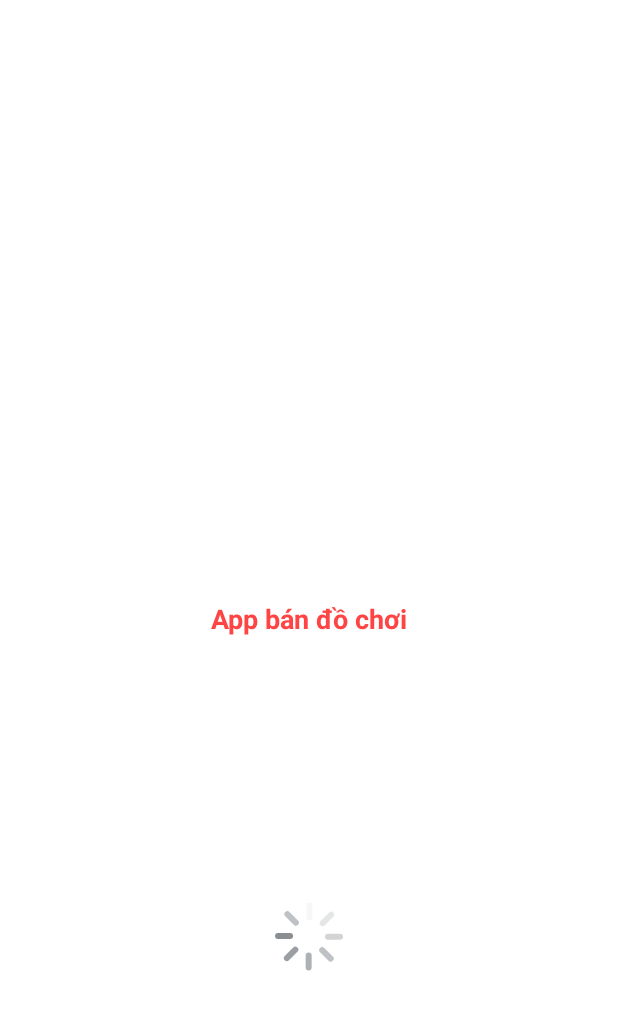
After one commit to Nguyenvsang/AppBanDoChoi, an Android app: the SplashActivity screen opened directly, with no data from a screen before it, on a phone screen of 412 x 824 dp. The commit adds this screen. Shown: the top 1010 px of the screen. Run offline under Robolectric (Android 15) with nearby library versions, the phone set to English and light mode, and no system bars; 1 statement that could not run was skipped.

Commit message:
cập nhật màn hình loading xong
Hoàn thành

```diff
--- a/app/build.gradle
+++ b/app/build.gradle
@@ -38,4 +38,6 @@ dependencies {
     androidTestImplementation 'androidx.test.espresso:espresso-core:3.5.1'
     // glider
     implementation 'com.github.bumptech.glide:glide:4.15.1'
+    // lottie
+    implementation 'com.airbnb.android:lottie:6.0.0'
 }
--- a/app/src/main/AndroidManifest.xml
+++ b/app/src/main/AndroidManifest.xml
@@ -2,7 +2,7 @@
 <manifest xmlns:android="http://schemas.android.com/apk/res/android"
     xmlns:tools="http://schemas.android.com/tools">
 
-    <uses-permission android:name="android.permission.INTERNET"/>
+    <uses-permission android:name="android.permission.INTERNET" />
 
     <application
         android:allowBackup="true"
@@ -14,14 +14,19 @@
         android:theme="@style/Theme.AppBanDoChoi"
         tools:targetApi="31">
         <activity
-            android:name=".MainActivity"
-            android:exported="true">
+            android:name=".activity.SplashActivity"
+            android:exported="true" >
             <intent-filter>
                 <action android:name="android.intent.action.MAIN" />
 
                 <category android:name="android.intent.category.LAUNCHER" />
             </intent-filter>
         </activity>
+        <activity
+            android:name=".MainActivity"
+            android:exported="true">
+
+        </activity>
     </application>
 
 </manifest>
--- a/app/src/main/java/com/example/appbandochoi/MainActivity.java
+++ b/app/src/main/java/com/example/appbandochoi/MainActivity.java
@@ -33,10 +33,10 @@ public class MainActivity extends AppCompatActivity {
     @Override
     protected void onCreate(Bundle savedInstanceState) {
         super.onCreate(savedInstanceState);
-        setContentView(R.layout.activity_thanh_toan);
+        setContentView(R.layout.activity_main);
         Anhxa();
-        //ActionBar();
-        //ActionViewFlipper();
+        ActionBar();
+        ActionViewFlipper();
     }
 
     private void ActionViewFlipper() {
--- /dev/null
+++ b/app/src/main/java/com/example/appbandochoi/activity/SplashActivity.java
@@ -0,0 +1,35 @@
+package com.example.appbandochoi.activity;
+
+import androidx.appcompat.app.AppCompatActivity;
+
+import android.content.Intent;
+import android.os.Bundle;
+
+import com.example.appbandochoi.MainActivity;
+import com.example.appbandochoi.R;
+
+public class SplashActivity extends AppCompatActivity {
+
+    @Override
+    protected void onCreate(Bundle savedInstanceState) {
+        super.onCreate(savedInstanceState);
+        setContentView(R.layout.activity_splash);
+        Thread thread = new Thread(){
+            public void run(){
+                try{
+                    sleep(1500);
+                }catch (Exception ex){
+
+                }finally {
+                    //Chua co hoat dong dang nhap nen tam bo qua
+                    //Intent intent = new Intent(getApplicationContext(), DangNhapActivity.class);
+                    //Cho thu chuyen sang trang chinh de thu nghiem
+                    Intent intent = new Intent(getApplicationContext(), MainActivity.class);
+                    startActivity(intent);
+                    finish();
+                }
+            }
+        };
+        thread.start();
+    }
+}
--- /dev/null
+++ b/app/src/main/java/com/example/appbandochoi/model/User.java
@@ -0,0 +1,4 @@
+package com.example.appbandochoi.model;
+
+public class User {
+}
--- /dev/null
+++ b/app/src/main/res/layout/activity_splash.xml
@@ -0,0 +1,32 @@
+<?xml version="1.0" encoding="utf-8"?>
+<androidx.constraintlayout.widget.ConstraintLayout xmlns:android="http://schemas.android.com/apk/res/android"
+    xmlns:app="http://schemas.android.com/apk/res-auto"
+    xmlns:tools="http://schemas.android.com/tools"
+    android:layout_width="match_parent"
+    android:layout_height="match_parent"
+    tools:context=".activity.SplashActivity">
+    <TextView
+        android:id="@+id/splashtext"
+        app:layout_constraintTop_toTopOf="parent"
+        app:layout_constraintBottom_toBottomOf="parent"
+        android:textSize="18sp"
+        android:textColor="@android:color/holo_red_light"
+        android:textStyle="bold"
+        android:gravity="center"
+        android:text="App bán đồ chơi"
+        android:layout_width="match_parent"
+        android:layout_height="wrap_content"/>
+
+    <com.airbnb.lottie.LottieAnimationView
+        android:id="@+id/animation_view"
+        android:layout_width="50dp"
+        android:layout_height="50dp"
+        app:layout_constraintBottom_toBottomOf="parent"
+        app:layout_constraintEnd_toEndOf="parent"
+        app:layout_constraintStart_toStartOf="parent"
+        app:layout_constraintTop_toBottomOf="@id/splashtext"
+        app:lottie_autoPlay="true"
+        app:lottie_loop="true"
+        app:lottie_rawRes="@raw/loading" />
+
+</androidx.constraintlayout.widget.ConstraintLayout>
--- a/app/src/main/res/layout/activity_thanh_toan.xml
+++ b/app/src/main/res/layout/activity_thanh_toan.xml
@@ -1,8 +1,10 @@
 <?xml version="1.0" encoding="utf-8"?>
 <androidx.constraintlayout.widget.ConstraintLayout xmlns:android="http://schemas.android.com/apk/res/android"
+    xmlns:app="http://schemas.android.com/apk/res-auto"
+    xmlns:tools="http://schemas.android.com/tools"
     android:layout_width="match_parent"
     android:layout_height="match_parent"
-    xmlns:app="http://schemas.android.com/apk/res-auto">
+    tools:context=".activity.ThanhToanActivity">
 
     <androidx.appcompat.widget.Toolbar
         android:id="@+id/toobar"
```
Also changed, not shown: app/src/main/res/raw/loading.json (added, +1 -0 lines).
